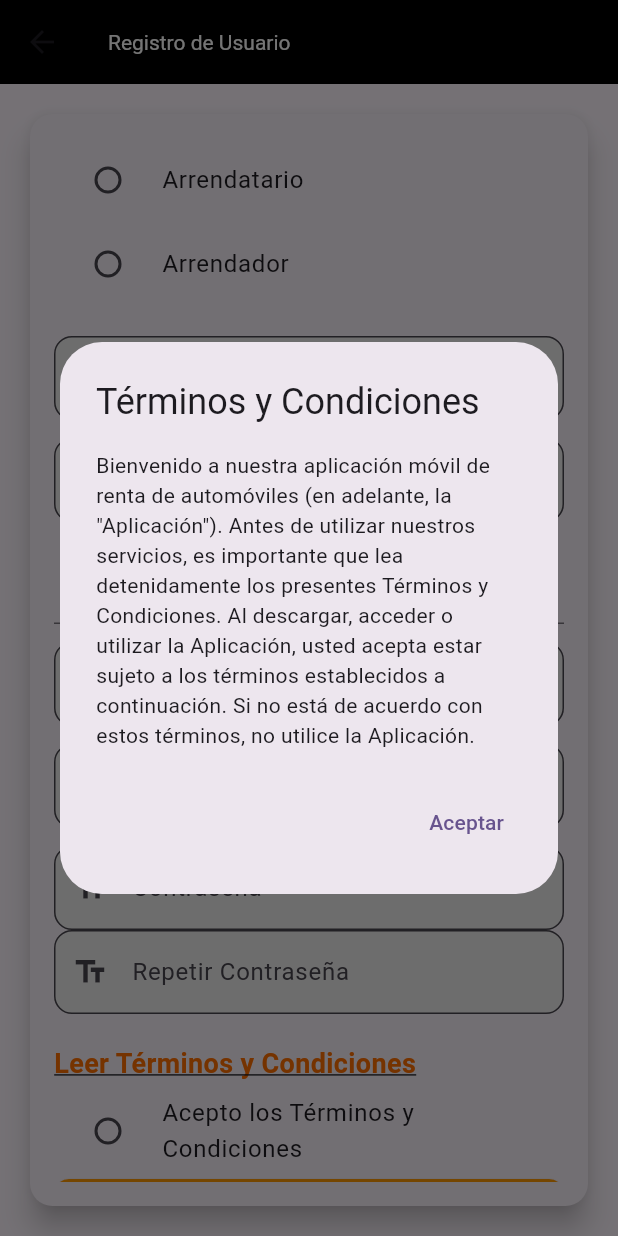
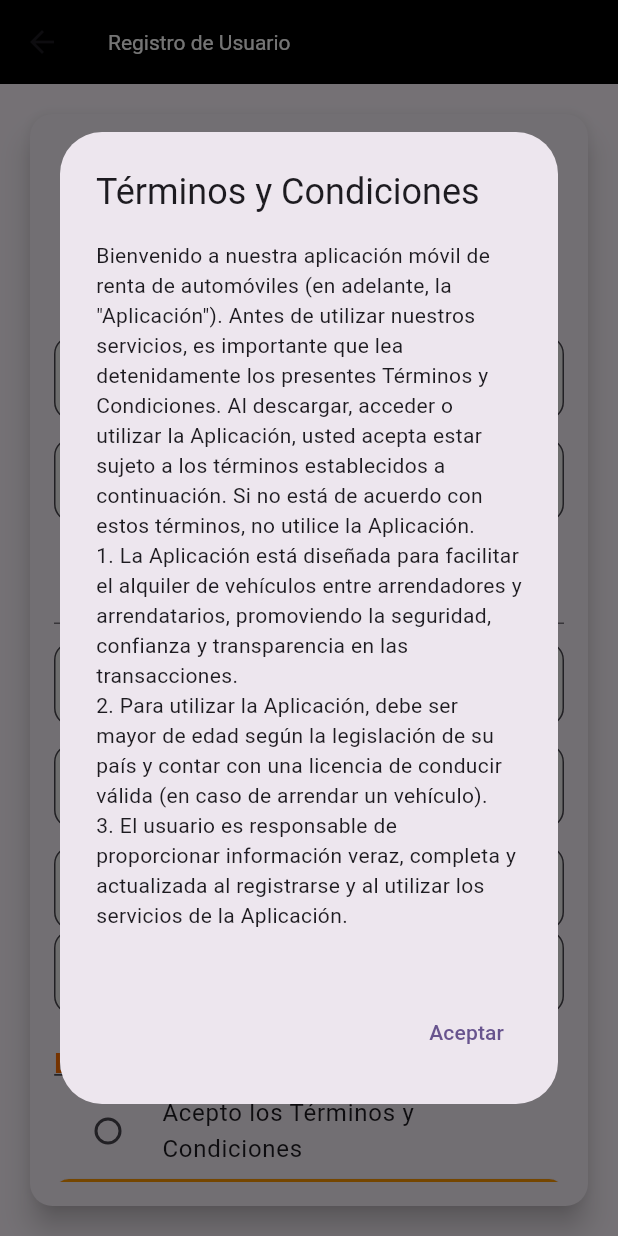
Before and after one commit to Grupo1-AplicacionesMoviles/DriveSafe-MobileApp, a Flutter app: the RegisterPage screen opened by its route, after a tap on "Leer Términos y Condiciones", on a phone screen of 412 x 824 dp. Run offline on Flutter 3.47's test engine with Material 3 defaults, Android fonts, the phone set to English and light mode, and no system bars; our stand-ins replace image_picker, jwt_decoder, shared_preferences; accounts and stored records are empty.

Commit message:
feat: Corrected Terms and Conditions.

```diff
--- a/lib/pages/register.page.dart
+++ b/lib/pages/register.page.dart
@@ -96,7 +96,10 @@ class _RegisterPageState extends State<RegisterPage> {
               'Bienvenido a nuestra aplicación móvil de renta de automóviles (en adelante, la "Aplicación"). '
                   'Antes de utilizar nuestros servicios, es importante que lea detenidamente los presentes '
                   'Términos y Condiciones. Al descargar, acceder o utilizar la Aplicación, usted acepta estar sujeto a los '
-                  'términos establecidos a continuación. Si no está de acuerdo con estos términos, no utilice la Aplicación. ',
+                  'términos establecidos a continuación. Si no está de acuerdo con estos términos, no utilice la Aplicación. \n'
+                  '1. La Aplicación está diseñada para facilitar el alquiler de vehículos entre arrendadores y arrendatarios, promoviendo la seguridad, confianza y transparencia en las transacciones.\n'
+                  '2. Para utilizar la Aplicación, debe ser mayor de edad según la legislación de su país y contar con una licencia de conducir válida (en caso de arrendar un vehículo).\n'
+                  '3. El usuario es responsable de proporcionar información veraz, completa y actualizada al registrarse y al utilizar los servicios de la Aplicación.\n',
             ),
           ),
           actions: <Widget>[
```
